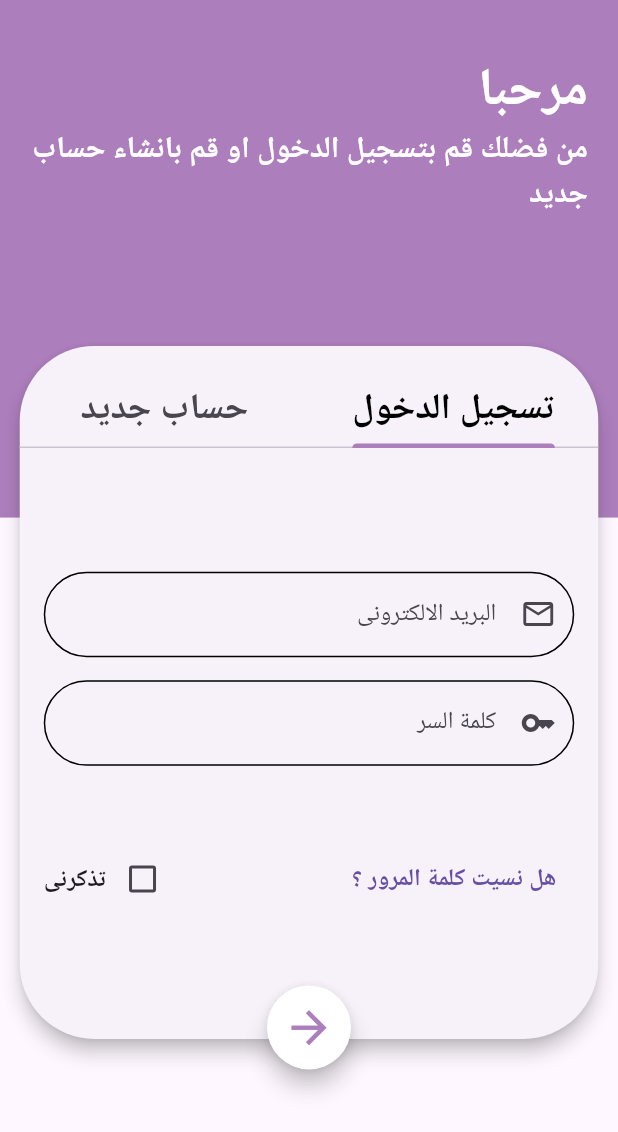
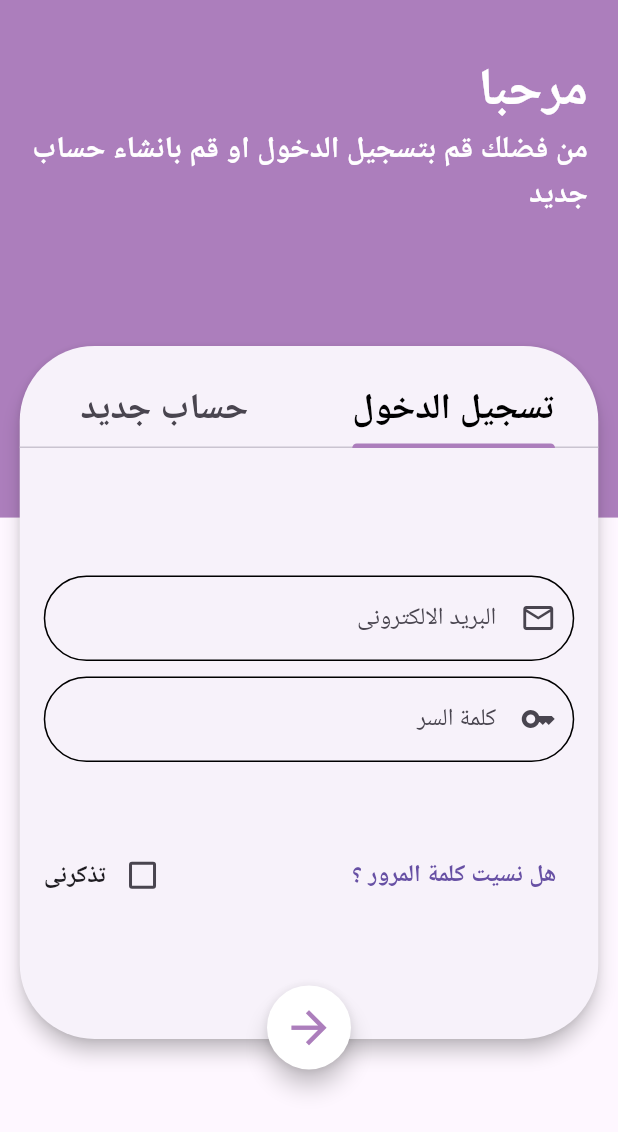
Before and after one commit to engkemo1/medical_support, a Flutter app: the screen it shows after launch, after a tap on "ابداء الان", after a tap on "صيدلية", on a phone screen of 412 x 824 dp. Shown: the top 1132 px of the screen. Run offline on Flutter 3.47's test engine with Material 3 defaults, Android fonts, the phone set to English and light mode, and no system bars; our stand-ins replace dio, easy_splash_screen, flutter_screenutil, shared_preferences.

```diff
--- a/lib/features/logIn/presentation/views/widgets/log_in_section.dart
+++ b/lib/features/logIn/presentation/views/widgets/log_in_section.dart
@@ -30,7 +30,7 @@ class _LogInSectionState extends State<LogInSection> {
             labelText: 'البريد الالكترونى',
           ),
           SizedBox(
-            height: 15.h,
+            height: 10.h,
           ),
           const CustomTextField(
             obscureText: true,
```
